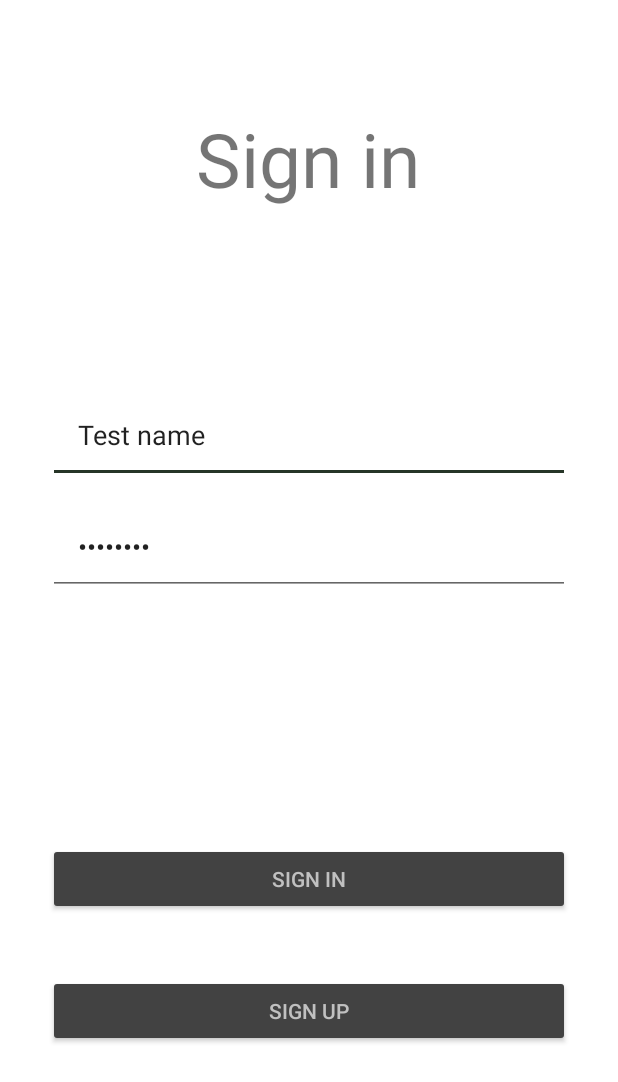
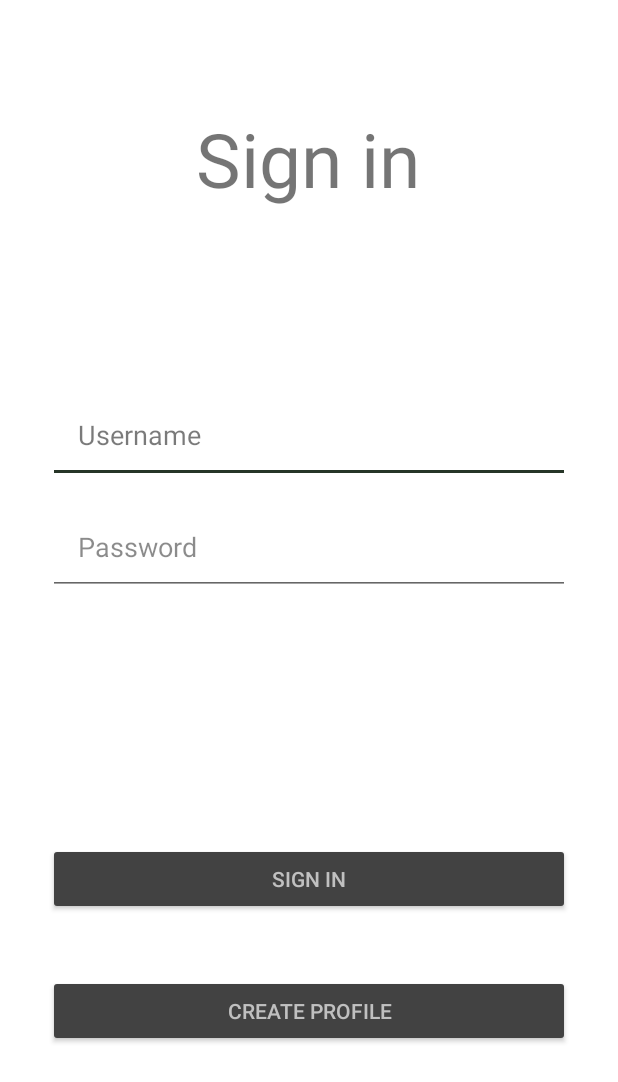
Before and after one commit to ljeremic4019rn/Andorid_Projekat_Septembar, an Android app: the screen it shows after launch (SignInActivity), on a phone screen of 412 x 824 dp. Shown: the top 1082 px of the screen. Run offline under Robolectric (Android 15) with nearby library versions, the phone set to English and light mode, and no system bars; our stand-ins replace Room's generated code, Timber; 8 statements that could not run were skipped.

Commit message:
napravljen sign in & sign up splash ne radi

```diff
--- a/app/src/main/java/com/example/projekat_septembar/data/datasources/remote/SignDataSource.kt
+++ b/app/src/main/java/com/example/projekat_septembar/data/datasources/remote/SignDataSource.kt
@@ -1,7 +1,9 @@
 package com.example.projekat_septembar.data.datasources.remote
 
-import com.example.projekat_septembar.data.models.SignInRequest
+import com.example.projekat_septembar.data.models.serverRequests.SignInRequest
+import com.example.projekat_septembar.data.models.serverRequests.SignUpRequest
 import com.example.projekat_septembar.data.models.serverResponses.SignInResponse
+import com.example.projekat_septembar.data.models.serverResponses.SignUpResponse
 import io.reactivex.Observable
 import retrofit2.http.Body
 import retrofit2.http.POST
@@ -11,6 +13,6 @@ interface SignDataSource {
     @POST("api/login")
     fun signIn(@Body body: SignInRequest): Observable<SignInResponse>
 
-    @POST("api/login")
-    fun signUp(@Body body: SignInRequest): Observable<SignInResponse>
+    @POST("api/signup")
+    fun signUp(@Body body: SignUpRequest): Observable<SignUpResponse>
 }
--- a/app/src/main/java/com/example/projekat_septembar/data/models/SignInRequest.kt
+++ b/app/src/main/java/com/example/projekat_septembar/data/models/serverRequests/SignInRequest.kt
@@ -1,4 +1,4 @@
-package com.example.projekat_septembar.data.models
+package com.example.projekat_septembar.data.models.serverRequests
 
 import com.squareup.moshi.JsonClass
 
--- a/app/src/main/java/com/example/projekat_septembar/data/models/serverResponses/SignUpResponse.kt
+++ b/app/src/main/java/com/example/projekat_septembar/data/models/serverResponses/SignUpResponse.kt
@@ -1,13 +1,14 @@
 package com.example.projekat_septembar.data.models.serverResponses
 
+import com.example.projekat_septembar.data.models.serverRequests.SignUpRequest
 import com.squareup.moshi.JsonClass
 
 @JsonClass(generateAdapter = true)
 data class SignUpResponse(
-    val data: Data,
+    val Data: SignUpRequest,
     val Message: String,
     val UserId: String,
-    val CreatedAt: Int,
+    val CreatedAt: Long,
     val NextSteps: String,
     val EmailValidation: String,
     val Subscribed: Boolean,
--- a/app/src/main/java/com/example/projekat_septembar/data/repositories/SignRepository.kt
+++ b/app/src/main/java/com/example/projekat_septembar/data/repositories/SignRepository.kt
@@ -5,5 +5,6 @@ import io.reactivex.Observable
 
 interface SignRepository {
 
-    fun userAuth(username:String, password:String): Observable<UserDetails>
+    fun signIn(username:String, password:String): Observable<UserDetails>
+    fun signUp(firstname:String, lastname:String, mobile:Long, country:String): Observable<String>
 }
--- a/app/src/main/java/com/example/projekat_septembar/modules/signin_module.kt
+++ b/app/src/main/java/com/example/projekat_septembar/modules/signin_module.kt
@@ -14,7 +14,7 @@ val signInModule = module {
 
     viewModel { SignViewModel(signRepository = get()) }
 
-    single<SignRepository> { SignRepoImpl(signInDataSource = get()) }
+    single<SignRepository> { SignRepoImpl(signDataSource = get()) }
 
     single<SignDataSource> { create(retrofit = get()) }
 
--- a/app/src/main/java/com/example/projekat_septembar/presentation/contract/SignContract.kt
+++ b/app/src/main/java/com/example/projekat_septembar/presentation/contract/SignContract.kt
@@ -2,12 +2,14 @@ package com.example.projekat_septembar.presentation.contract
 
 import androidx.lifecycle.LiveData
 import com.example.projekat_septembar.presentation.view.states.SignInState
+import com.example.projekat_septembar.presentation.view.states.SignUpState
 
 interface SignContract {
 
     interface SignViewModel{
         val signInState: LiveData<SignInState>
+        val signUpState: LiveData<SignUpState>
         fun signIn(username: String, password: String): Boolean
-        fun signUp(name: String, lastname: String, phone: String ,country: String): Boolean
+        fun signUp(name: String, lastname: String, phone: Long ,country: String): Boolean
     }
 }
--- a/app/src/main/java/com/example/projekat_septembar/presentation/view/activity/SignInActivity.kt
+++ b/app/src/main/java/com/example/projekat_septembar/presentation/view/activity/SignInActivity.kt
@@ -18,9 +18,8 @@ class SignInActivity : AppCompatActivity() {
     private val signViewModel: SignContract.SignViewModel by viewModel<SignViewModel>()
     private lateinit var binding: ActivitySignInBinding
 
-    var username: String = ""
+    private var username: String = ""
     private var password: String = ""
-    private lateinit var save: SharedPreferences.Editor
 
     override fun onCreate(savedInstanceState: Bundle?) {
         super.onCreate(savedInstanceState)
@@ -35,9 +34,6 @@ class SignInActivity : AppCompatActivity() {
     }
 
     private fun initView(){
-        val sharedPreferences = getSharedPreferences(packageName, MODE_PRIVATE)
-        save = sharedPreferences.edit()
-
         binding.btnSignIn.setOnClickListener{
             username = binding.inputUsername.text.toString()
             password = binding.inputPassword.text.toString()
@@ -49,7 +45,7 @@ class SignInActivity : AppCompatActivity() {
             }
         }
 
-        binding.btnSignUp.setOnClickListener{
+        binding.btnSignUpTransfer.setOnClickListener{
             val intent = Intent(this, SignUpActivity::class.java)
             startActivity(intent)
         }
@@ -61,16 +57,14 @@ class SignInActivity : AppCompatActivity() {
             Timber.e(it.toString())
             startMainActivity(it)
         }
-
-
     }
 
     private fun startMainActivity(state: SignInState) {
         when (state) {
             is SignInState.Success -> {
+
+                println("successful sigh in")
                 Toast.makeText(this, "Successfully logged in", Toast.LENGTH_LONG).show()
-                save.putString("username", state.signInResponse.userName)
-                save.apply()
 
                 val intent = Intent(this, SplashActivity::class.java)//todo popravi da se pojavi splash
                 startActivity(intent)
@@ -84,8 +78,6 @@ class SignInActivity : AppCompatActivity() {
                 Toast.makeText(this, "Fresh data fetched from the server", Toast.LENGTH_LONG)
                     .show()
             }
-            is SignInState.Loading -> {
-            }
         }
     }
 }
--- a/app/src/main/java/com/example/projekat_septembar/presentation/view/states/SignInState.kt
+++ b/app/src/main/java/com/example/projekat_septembar/presentation/view/states/SignInState.kt
@@ -4,7 +4,6 @@ package com.example.projekat_septembar.presentation.view.states
 import com.example.projekat_septembar.data.models.serverResponses.UserDetails
 
 sealed class SignInState {
-    object Loading: SignInState()
     object DataFetched: SignInState()
     data class Success(val signInResponse: UserDetails): SignInState()
     data class Error(val message: String): SignInState()
--- a/app/src/main/res/layout/activity_sign_in.xml
+++ b/app/src/main/res/layout/activity_sign_in.xml
@@ -13,7 +13,7 @@
         android:layout_height="wrap_content"
         android:layout_marginBottom="80dp"
         android:backgroundTint="@color/cardview_dark_background"
-        android:text="sign in"
+        android:text="@string/sign_in"
         android:textColor="#C0C0C0"
         app:layout_constraintBottom_toBottomOf="parent"
         app:layout_constraintEnd_toEndOf="@+id/inputPassword"
@@ -23,12 +23,12 @@
         app:layout_constraintVertical_bias="0.552" />
 
     <Button
-        android:id="@+id/btnSignUp"
+        android:id="@+id/btnSignUpTransfer"
         android:layout_width="0dp"
         android:layout_height="wrap_content"
         android:layout_marginBottom="80dp"
         android:backgroundTint="@color/cardview_dark_background"
-        android:text="sign up"
+        android:text="@string/create_profile"
         android:textColor="#C0C0C0"
         app:layout_constraintBottom_toBottomOf="parent"
         app:layout_constraintEnd_toEndOf="@+id/btnSignIn"
@@ -44,12 +44,12 @@
         android:layout_marginStart="32dp"
         android:layout_marginTop="128dp"
         android:layout_marginEnd="32dp"
-        android:paddingLeft="20dp"
+        android:hint="@string/username"
+        android:paddingStart="20dp"
         android:paddingTop="10dp"
-        android:paddingRight="10dp"
+        android:paddingEnd="10dp"
         android:paddingBottom="20dp"
-        android:text="Test name"
-        android:textColorHint="@color/black"
+        android:textColorHint="#85000000"
         app:layout_constraintEnd_toEndOf="parent"
         app:layout_constraintHorizontal_bias="0.0"
         app:layout_constraintStart_toStartOf="parent"
@@ -63,13 +63,13 @@
         android:layout_marginTop="20dp"
         android:layout_marginEnd="32dp"
         android:ems="10"
+        android:hint="@string/password"
         android:inputType="textPassword"
         android:paddingLeft="20dp"
         android:paddingTop="10dp"
         android:paddingRight="10dp"
         android:paddingBottom="20dp"
-        android:text="Password"
-        android:textColorHint="@color/black"
+        android:textColorHint="#74000000"
         app:layout_constraintEnd_toEndOf="parent"
         app:layout_constraintHorizontal_bias="0.0"
         app:layout_constraintStart_toStartOf="parent"
--- a/app/src/main/res/values/strings.xml
+++ b/app/src/main/res/values/strings.xml
@@ -20,4 +20,8 @@
     <string name="add_a_new_employee">Add a new employee</string>
     <string name="recently_added_employees">Recently added employees</string>
     <string name="raf_user_management">RAF User management</string>
+    <string name="sign_up">sign up</string>
+    <string name="create_profile">Create profile</string>
+    <string name="username">Username</string>
+    <string name="password">Password</string>
 </resources>
```
Also changed, not shown: app/src/main/java/com/example/projekat_septembar/data/models/serverRequests/SignUpRequest.kt (added, +11 -0 lines), app/src/main/java/com/example/projekat_septembar/data/models/serverResponses/Data.kt (deleted, +0 -11 lines), app/src/main/java/com/example/projekat_septembar/data/repositories/SignRepoImpl.kt (+16 -4 lines), app/src/main/java/com/example/projekat_septembar/presentation/view/activity/SignUpActivity.kt (+67 -6 lines), app/src/main/java/com/example/projekat_septembar/presentation/view/states/SignUpState.kt (added, +11 -0 lines), app/src/main/java/com/example/projekat_septembar/presentation/viewmodel/SignViewModel.kt (+26 -8 lines), app/src/main/res/layout/activity_sigh_up.xml (+15 -15 lines).
